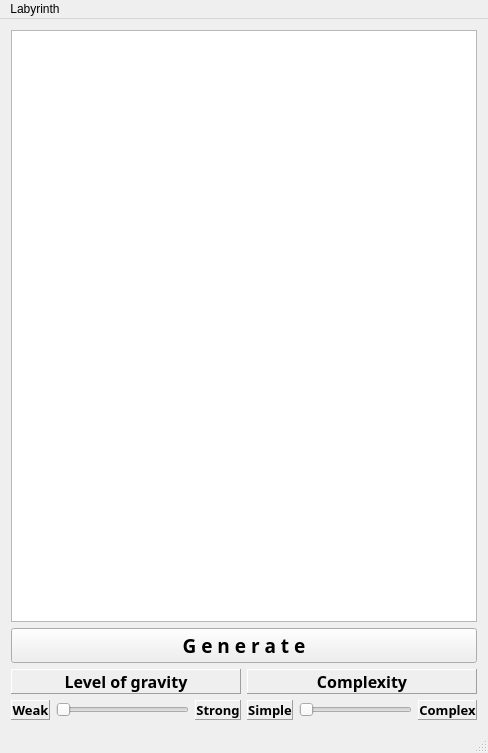
kochaika/labyrinth, file mainwindow.ui: the form before one commit.
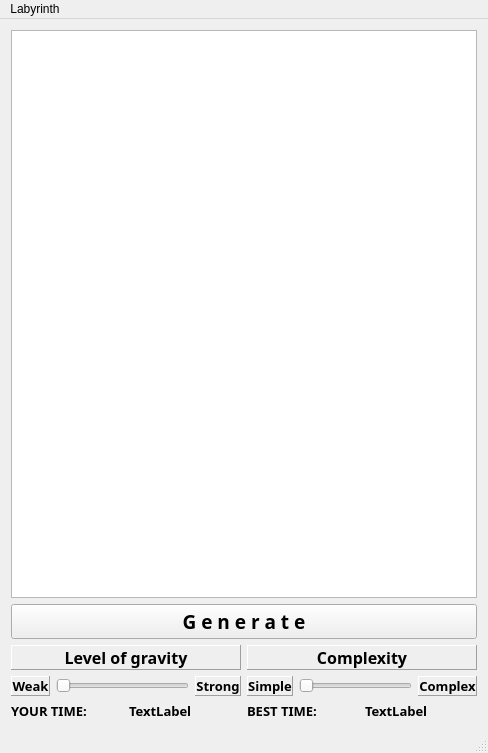
The form after the commit.

Commit message:
Вывод времени в течение игры
1) Добавлен вывод времени прохождения в течение игры
2) Добавлен вывод лучшего результата

The edit to the form file:
```diff
--- a/mainwindow.ui
+++ b/mainwindow.ui
@@ -245,6 +245,90 @@
       </item>
      </layout>
     </item>
+    <item>
+     <layout class="QHBoxLayout" name="horizontalLayout_7">
+      <item>
+       <layout class="QHBoxLayout" name="horizontalLayout_5">
+        <item>
+         <widget class="QLabel" name="your_time">
+          <property name="font">
+           <font>
+            <family>PMingLiU-ExtB</family>
+            <pointsize>10</pointsize>
+            <weight>75</weight>
+            <bold>true</bold>
+           </font>
+          </property>
+          <property name="text">
+           <string>YOUR TIME:</string>
+          </property>
+          <property name="textFormat">
+           <enum>Qt::RichText</enum>
+          </property>
+         </widget>
+        </item>
+        <item>
+         <widget class="QLabel" name="your_time_view">
+          <property name="font">
+           <font>
+            <family>PMingLiU-ExtB</family>
+            <pointsize>10</pointsize>
+            <weight>75</weight>
+            <bold>true</bold>
+           </font>
+          </property>
+          <property name="text">
+           <string>TextLabel</string>
+          </property>
+          <property name="textFormat">
+           <enum>Qt::RichText</enum>
+          </property>
+         </widget>
+        </item>
+       </layout>
+      </item>
+      <item>
+       <layout class="QHBoxLayout" name="horizontalLayout_6">
+        <item>
+         <widget class="QLabel" name="best_time">
+          <property name="font">
+           <font>
+            <family>PMingLiU-ExtB</family>
+            <pointsize>10</pointsize>
+            <weight>75</weight>
+            <bold>true</bold>
+           </font>
+          </property>
+          <property name="text">
+           <string>BEST TIME:</string>
+          </property>
+          <property name="textFormat">
+           <enum>Qt::RichText</enum>
+          </property>
+         </widget>
+        </item>
+        <item>
+         <widget class="QLabel" name="best_time_view">
+          <property name="font">
+           <font>
+            <family>PMingLiU-ExtB</family>
+            <pointsize>10</pointsize>
+            <weight>75</weight>
+            <bold>true</bold>
+           </font>
+          </property>
+          <property name="text">
+           <string>TextLabel</string>
+          </property>
+          <property name="textFormat">
+           <enum>Qt::RichText</enum>
+          </property>
+         </widget>
+        </item>
+       </layout>
+      </item>
+     </layout>
+    </item>
    </layout>
   </widget>
   <widget class="QStatusBar" name="statusBar"/>
```
The commit also changes 2 other files.
